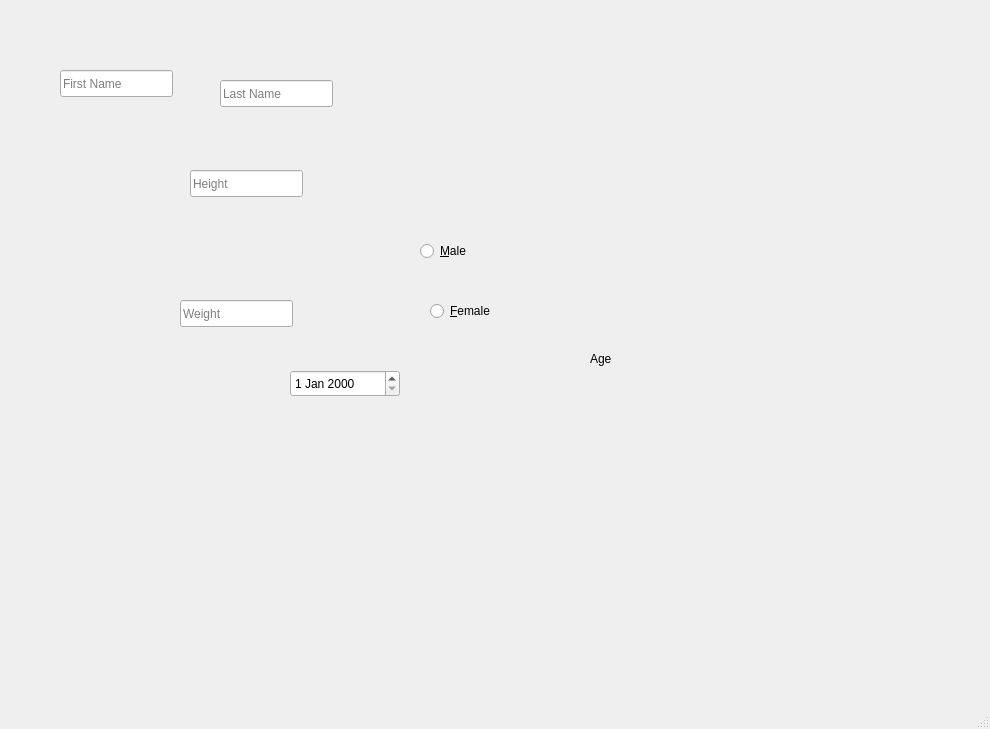
MuhammadMoustafa/Test-MiniPACS, file test104/test104/Forms/newuserwindow.ui: the form before one commit.
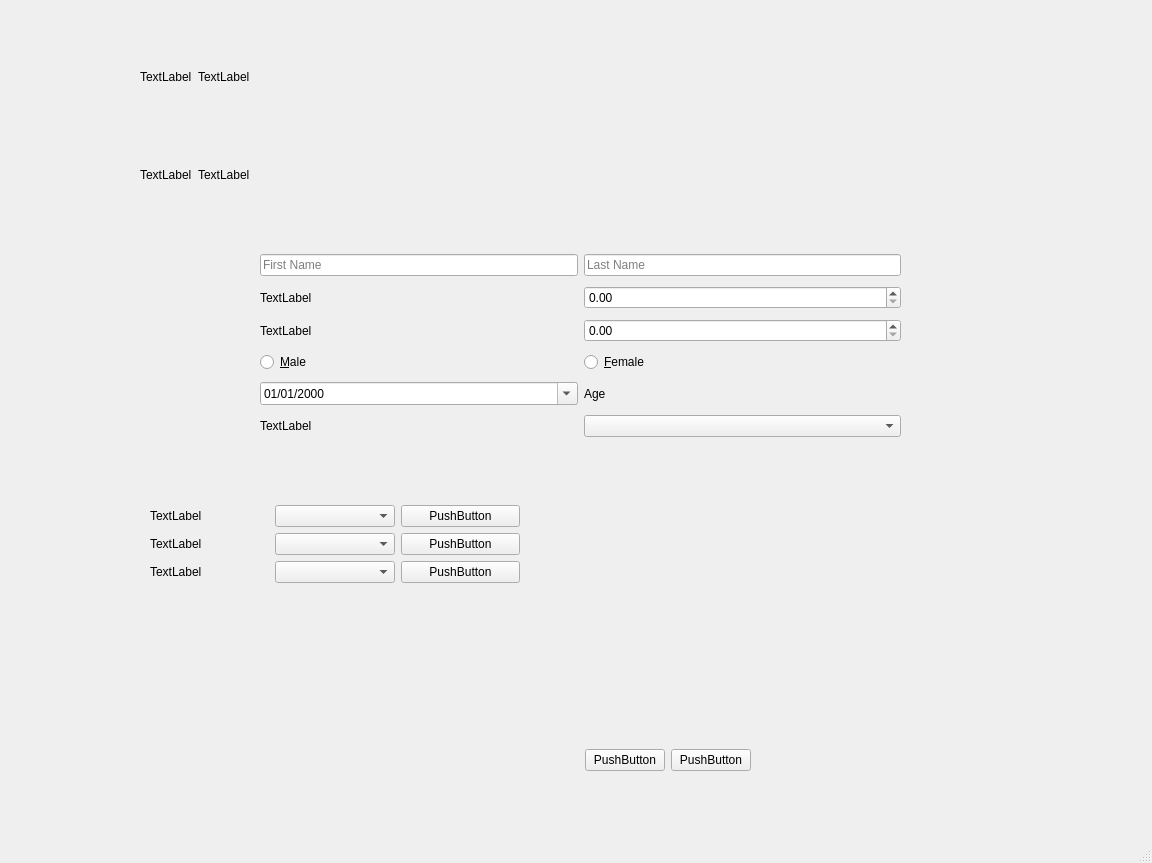
The form after the commit.

Patch:
```diff
--- a/test104/test104/Forms/newuserwindow.ui
+++ b/test104/test104/Forms/newuserwindow.ui
@@ -6,114 +6,349 @@
    <rect>
     <x>0</x>
     <y>0</y>
-    <width>990</width>
-    <height>729</height>
+    <width>1152</width>
+    <height>863</height>
    </rect>
   </property>
   <property name="windowTitle">
    <string>MainWindow</string>
   </property>
   <widget class="QWidget" name="centralwidget">
-   <widget class="QLineEdit" name="lnedt_firstname">
+   <widget class="QWidget" name="horizontalLayoutWidget">
     <property name="geometry">
      <rect>
-      <x>60</x>
-      <y>70</y>
-      <width>113</width>
-      <height>27</height>
+      <x>140</x>
+      <y>30</y>
+      <width>621</width>
+      <height>191</height>
      </rect>
     </property>
-    <property name="placeholderText">
-     <string>First Name</string>
-    </property>
+    <layout class="QHBoxLayout" name="horizontalLayout_2">
+     <item>
+      <layout class="QVBoxLayout" name="verticalLayout_2">
+       <item>
+        <widget class="QLabel" name="label_4">
+         <property name="text">
+          <string>TextLabel</string>
+         </property>
+        </widget>
+       </item>
+       <item>
+        <widget class="QLabel" name="label_5">
+         <property name="text">
+          <string>TextLabel</string>
+         </property>
+        </widget>
+       </item>
+      </layout>
+     </item>
+     <item>
+      <layout class="QVBoxLayout" name="verticalLayout_4">
+       <item>
+        <widget class="QLabel" name="label_6">
+         <property name="text">
+          <string>TextLabel</string>
+         </property>
+        </widget>
+       </item>
+       <item>
+        <widget class="QLabel" name="label_7">
+         <property name="text">
+          <string>TextLabel</string>
+         </property>
+        </widget>
+       </item>
+      </layout>
+     </item>
+     <item>
+      <layout class="QVBoxLayout" name="verticalLayout_5">
+       <item>
+        <spacer name="horizontalSpacer">
+         <property name="orientation">
+          <enum>Qt::Horizontal</enum>
+         </property>
+         <property name="sizeHint" stdset="0">
+          <size>
+           <width>40</width>
+           <height>20</height>
+          </size>
+         </property>
+        </spacer>
+       </item>
+      </layout>
+     </item>
+    </layout>
    </widget>
-   <widget class="QLineEdit" name="lnedt_lastname">
+   <widget class="QWidget" name="gridLayoutWidget">
     <property name="geometry">
      <rect>
-      <x>220</x>
-      <y>80</y>
-      <width>113</width>
-      <height>27</height>
+      <x>150</x>
+      <y>460</y>
+      <width>370</width>
+      <height>168</height>
      </rect>
     </property>
-    <property name="placeholderText">
-     <string>Last Name</string>
-    </property>
+    <layout class="QGridLayout" name="gridLayout">
+     <property name="leftMargin">
+      <number>0</number>
+     </property>
+     <property name="rightMargin">
+      <number>0</number>
+     </property>
+     <item row="0" column="0">
+      <layout class="QVBoxLayout" name="verticalLayout_7">
+       <item>
+        <widget class="QLabel" name="label_2">
+         <property name="sizePolicy">
+          <sizepolicy hsizetype="Preferred" vsizetype="Preferred">
+           <horstretch>0</horstretch>
+           <verstretch>0</verstretch>
+          </sizepolicy>
+         </property>
+         <property name="text">
+          <string>TextLabel</string>
+         </property>
+        </widget>
+       </item>
+       <item>
+        <widget class="QLabel" name="label">
+         <property name="text">
+          <string>TextLabel</string>
+         </property>
+        </widget>
+       </item>
+       <item>
+        <widget class="QLabel" name="label_3">
+         <property name="text">
+          <string>TextLabel</string>
+         </property>
+        </widget>
+       </item>
+      </layout>
+     </item>
+     <item row="0" column="3">
+      <layout class="QVBoxLayout" name="verticalLayout_6">
+       <item>
+        <widget class="QPushButton" name="pushButton_2">
+         <property name="text">
+          <string>PushButton</string>
+         </property>
+        </widget>
+       </item>
+       <item>
+        <widget class="QPushButton" name="pushButton">
+         <property name="text">
+          <string>PushButton</string>
+         </property>
+        </widget>
+       </item>
+       <item>
+        <widget class="QPushButton" name="pushButton_3">
+         <property name="text">
+          <string>PushButton</string>
+         </property>
+        </widget>
+       </item>
+      </layout>
+     </item>
+     <item row="0" column="1">
+      <layout class="QVBoxLayout" name="verticalLayout">
+       <item>
+        <widget class="QComboBox" name="comboBox"/>
+       </item>
+       <item>
+        <widget class="QComboBox" name="comboBox_2"/>
+       </item>
+       <item>
+        <widget class="QComboBox" name="comboBox_3"/>
+       </item>
+      </layout>
+     </item>
+    </layout>
    </widget>
-   <widget class="QLineEdit" name="lnedt_height">
+   <widget class="QWidget" name="gridLayoutWidget_2">
     <property name="geometry">
      <rect>
-      <x>190</x>
-      <y>170</y>
-      <width>113</width>
-      <height>27</height>
+      <x>260</x>
+      <y>250</y>
+      <width>641</width>
+      <height>191</height>
      </rect>
     </property>
-    <property name="placeholderText">
-     <string>Height</string>
-    </property>
+    <layout class="QGridLayout" name="gridLayout_2">
+     <item row="1" column="1">
+      <widget class="QDoubleSpinBox" name="doubleSpinBox">
+       <property name="maximum">
+        <double>300.000000000000000</double>
+       </property>
+      </widget>
+     </item>
+     <item row="0" column="1">
+      <widget class="QLineEdit" name="lnedt_lastname">
+       <property name="placeholderText">
+        <string>Last Name</string>
+       </property>
+      </widget>
+     </item>
+     <item row="5" column="0">
+      <widget class="QLabel" name="label_8">
+       <property name="text">
+        <string>TextLabel</string>
+       </property>
+      </widget>
+     </item>
+     <item row="5" column="1">
+      <widget class="QComboBox" name="comboBox_4"/>
+     </item>
+     <item row="1" column="0">
+      <widget class="QLabel" name="label_9">
+       <property name="text">
+        <string>TextLabel</string>
+       </property>
+      </widget>
+     </item>
+     <item row="0" column="0">
+      <widget class="QLineEdit" name="lnedt_firstname">
+       <property name="placeholderText">
+        <string>First Name</string>
+       </property>
+      </widget>
+     </item>
+     <item row="3" column="0">
+      <widget class="QRadioButton" name="rdbtn_male">
+       <property name="text">
+        <string>&amp;Male</string>
+       </property>
+      </widget>
+     </item>
+     <item row="3" column="1">
+      <widget class="QRadioButton" name="rdbtn_female">
+       <property name="text">
+        <string>&amp;Female</string>
+       </property>
+      </widget>
+     </item>
+     <item row="4" column="1">
+      <widget class="QLabel" name="lbl_age">
+       <property name="text">
+        <string>Age</string>
+       </property>
+      </widget>
+     </item>
+     <item row="4" column="0">
+      <widget class="QDateEdit" name="dateEdit">
+       <property name="displayFormat">
+        <string>dd/MM/yyyy</string>
+       </property>
+       <property name="calendarPopup">
+        <bool>true</bool>
+       </property>
+      </widget>
+     </item>
+     <item row="2" column="1">
+      <widget class="QDoubleSpinBox" name="doubleSpinBox_2">
+       <property name="maximum">
+        <double>600.000000000000000</double>
+       </property>
+      </widget>
+     </item>
+     <item row="2" column="0">
+      <widget class="QLabel" name="label_10">
+       <property name="text">
+        <string>TextLabel</string>
+       </property>
+      </widget>
+     </item>
+    </layout>
    </widget>
-   <widget class="QLineEdit" name="lnedt_weight">
+   <widget class="QWidget" name="verticalLayoutWidget_7">
     <property name="geometry">
      <rect>
-      <x>180</x>
-      <y>300</y>
-      <width>113</width>
-      <height>27</height>
+      <x>940</x>
+      <y>280</y>
+      <width>160</width>
+      <height>80</height>
      </rect>
     </property>
-    <property name="placeholderText">
-     <string>Weight</string>
-    </property>
+    <layout class="QVBoxLayout" name="verticalLayout_8">
+     <item>
+      <spacer name="horizontalSpacer_2">
+       <property name="orientation">
+        <enum>Qt::Horizontal</enum>
+       </property>
+       <property name="sizeHint" stdset="0">
+        <size>
+         <width>40</width>
+         <height>20</height>
+        </size>
+       </property>
+      </spacer>
+     </item>
+    </layout>
    </widget>
-   <widget class="QRadioButton" name="rdbtn_male">
+   <widget class="QWidget" name="verticalLayoutWidget_8">
     <property name="geometry">
      <rect>
-      <x>420</x>
-      <y>240</y>
-      <width>117</width>
-      <height>22</height>
-     </rect>
-    </property>
-    <property name="text">
-     <string>&amp;Male</string>
-    </property>
-   </widget>
-   <widget class="QRadioButton" name="rdbtn_female">
-    <property name="geometry">
-     <rect>
-      <x>430</x>
+      <x>50</x>
       <y>300</y>
-      <width>117</width>
-      <height>22</height>
+      <width>160</width>
+      <height>80</height>
      </rect>
     </property>
-    <property name="text">
-     <string>&amp;Female</string>
-    </property>
+    <layout class="QVBoxLayout" name="verticalLayout_9">
+     <item>
+      <spacer name="horizontalSpacer_3">
+       <property name="orientation">
+        <enum>Qt::Horizontal</enum>
+       </property>
+       <property name="sizeHint" stdset="0">
+        <size>
+         <width>40</width>
+         <height>20</height>
+        </size>
+       </property>
+      </spacer>
+     </item>
+    </layout>
    </widget>
-   <widget class="QDateEdit" name="dateEdit">
+   <widget class="QWidget" name="horizontalLayoutWidget_2">
     <property name="geometry">
      <rect>
-      <x>290</x>
-      <y>370</y>
-      <width>110</width>
-      <height>27</height>
+      <x>330</x>
+      <y>720</y>
+      <width>421</width>
+      <height>80</height>
      </rect>
     </property>
-   </widget>
-   <widget class="QLabel" name="lbl_age">
-    <property name="geometry">
-     <rect>
-      <x>590</x>
-      <y>350</y>
-      <width>67</width>
-      <height>17</height>
-     </rect>
-    </property>
-    <property name="text">
-     <string>Age</string>
-    </property>
+    <layout class="QHBoxLayout" name="horizontalLayout_3">
+     <item>
+      <spacer name="horizontalSpacer_4">
+       <property name="orientation">
+        <enum>Qt::Horizontal</enum>
+       </property>
+       <property name="sizeHint" stdset="0">
+        <size>
+         <width>40</width>
+         <height>20</height>
+        </size>
+       </property>
+      </spacer>
+     </item>
+     <item>
+      <widget class="QPushButton" name="pushButton_5">
+       <property name="text">
+        <string>PushButton</string>
+       </property>
+      </widget>
+     </item>
+     <item>
+      <widget class="QPushButton" name="pushButton_4">
+       <property name="text">
+        <string>PushButton</string>
+       </property>
+      </widget>
+     </item>
+    </layout>
    </widget>
   </widget>
   <widget class="QMenuBar" name="menubar">
```
Left out of the diff: 2 changed lines with no effect on the pictures.
